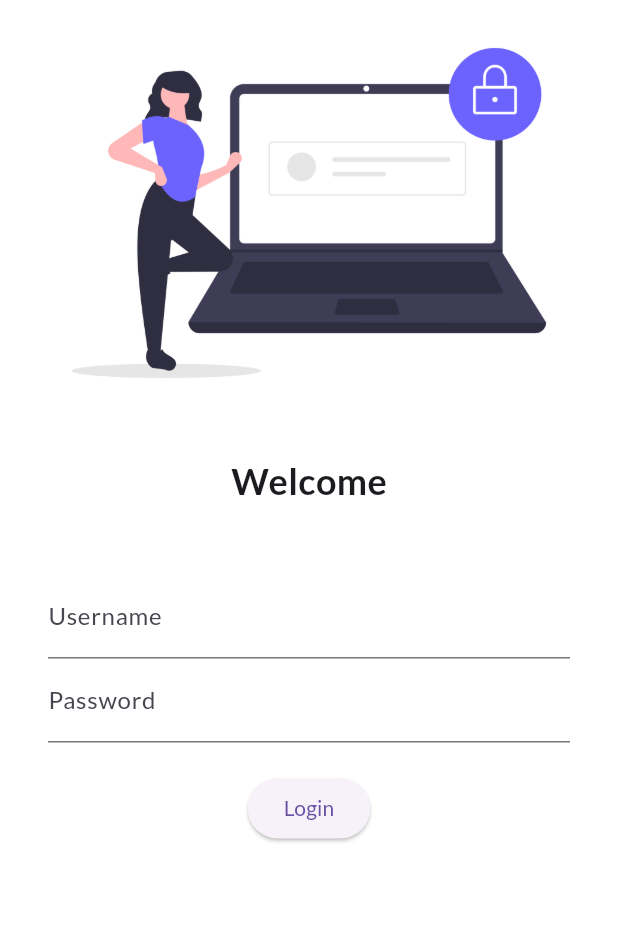
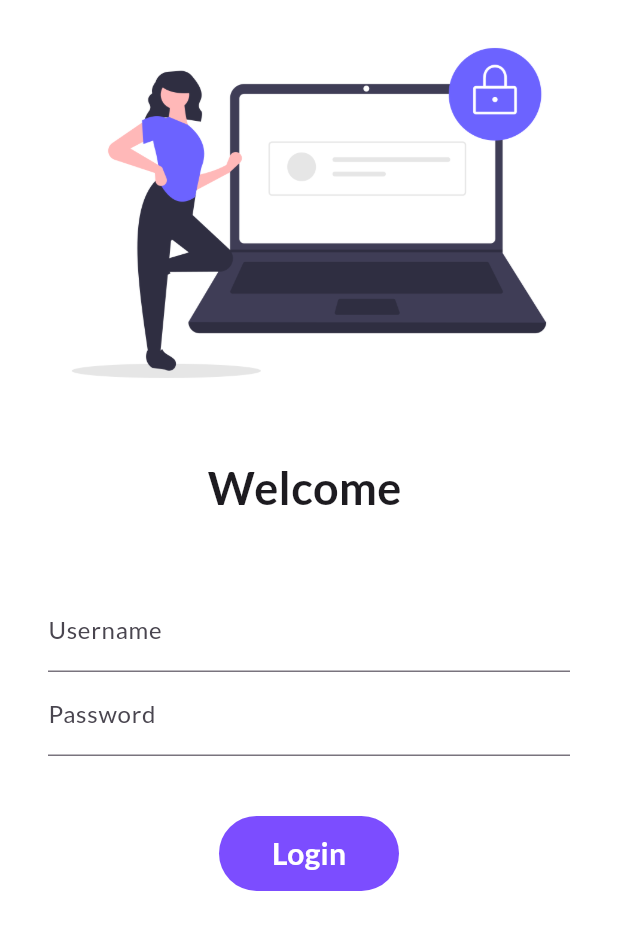
Before and after one commit to Soumik-0406/Flutter_Project1, a Flutter app: the screen it shows after launch, on a phone screen of 412 x 824 dp. Shown: the top 930 px of the screen. Run offline on Flutter 3.47's test engine with Material 3 defaults, Android fonts, the phone set to English and light mode, and no system bars; our stand-ins replace google_fonts.

Commit message:
Hello Flutter

```diff
--- a/lib/main.dart
+++ b/lib/main.dart
@@ -1,7 +1,7 @@
 import 'package:flutter/material.dart';
 import 'package:project_1/pages/login_page.dart';
 import 'package:google_fonts/google_fonts.dart';
-
+import 'package:project_1/utils/routes.dart';
 import 'pages/home_page.dart';
 
 void main() {
@@ -24,13 +24,14 @@ class MyApp extends StatelessWidget {
         primarySwatch: Colors.lightBlue,
         fontFamily: GoogleFonts.lato().fontFamily,
       ),
+      // debugShowCheckedModeBanner: false,
 
       darkTheme: ThemeData(brightness: Brightness.dark),
       initialRoute: "/",
       routes: {
         "/": (context) => LoginPage(),
-        "/home": (context) => HomePage(),
-        "/login": (context) => LoginPage(),
+        MyRoutes.homeRoute: (context) => HomePage(),
+        MyRoutes.loginRoute: (context) => LoginPage()
       },
     );
   }
--- a/lib/pages/login_page.dart
+++ b/lib/pages/login_page.dart
@@ -1,12 +1,20 @@
 // ignore_for_file: prefer_const_constructors
 
 import 'package:flutter/material.dart';
+import 'package:project_1/utils/routes.dart';
 
-class LoginPage extends StatelessWidget {
+class LoginPage extends StatefulWidget {
+  @override
+  State<LoginPage> createState() => _LoginPageState();
+}
+
+class _LoginPageState extends State<LoginPage> {
+  String name = "";
   @override
   Widget build(BuildContext context) {
     return Material(
       color: Colors.white,
+      child: SingleChildScrollView(
         child: Column(
           children: [
             Image.asset(
@@ -18,9 +26,9 @@ class LoginPage extends StatelessWidget {
               // child: Text("fhjahjad"),
             ),
             Text(
-            "Welcome",
+              "Welcome $name",
               style: TextStyle(
-              fontSize: 24,
+                fontSize: 30,
                 fontWeight: FontWeight.bold,
               ),
             ),
@@ -37,7 +45,10 @@ class LoginPage extends StatelessWidget {
                         hintText: "Enter username",
                         labelText: "Username",
                       ),
-                ),
+                      onChanged: (value) {
+                        name = value;
+                        setState(() {});
+                      }),
                   TextFormField(
                     obscureText: true,
                     decoration: InputDecoration(
@@ -46,18 +57,46 @@ class LoginPage extends StatelessWidget {
                     ),
                   ),
                   SizedBox(
-                  height: 20.0,
+                    height: 40.0,
                   ),
-                ElevatedButton(
-                  child: Text("Login"),
-                  style: TextButton.styleFrom(),
-                  onPressed: () {},
+                  InkWell(
+                    onTap: () {
+                      Navigator.pushNamed(context, MyRoutes.homeRoute);
+                    },
+                    child: Container(
+                      width: 120,
+                      height: 50,
+                      alignment: Alignment.center,
+                      decoration: BoxDecoration(
+                          color: Colors.deepPurpleAccent,
+                          borderRadius: BorderRadius.circular(50)),
+                      child: Text(
+                        "Login",
+                        style: TextStyle(
+                            color: Colors.white,
+                            fontWeight: FontWeight.bold,
+                            fontSize: 20),
                       ),
+                    ),
+                  )
+                  // ElevatedButton(
+                  //   // ignore: sort_child_properties_last
+                  //   child: Text(
+                  //     "Login",
+                  //     style:
+                  //         TextStyle(fontSize: 20, fontWeight: FontWeight.bold),
+                  //   ),
+                  //   style: TextButton.styleFrom(minimumSize: Size(100, 90)),
+                  //   onPressed: () {
+                  //     Navigator.pushNamed(context, MyRoutes.homeRoute);
+                  //   },
+                  // ),
                 ],
               ),
             )
           ],
         ),
+      ),
     );
   }
 }
--- /dev/null
+++ b/lib/utils/routes.dart
@@ -0,0 +1,4 @@
+class MyRoutes {
+  static String loginRoute = "/login";
+  static String homeRoute = "/home";
+}
```
Lines whose indentation alone changed are shown as unchanged.
